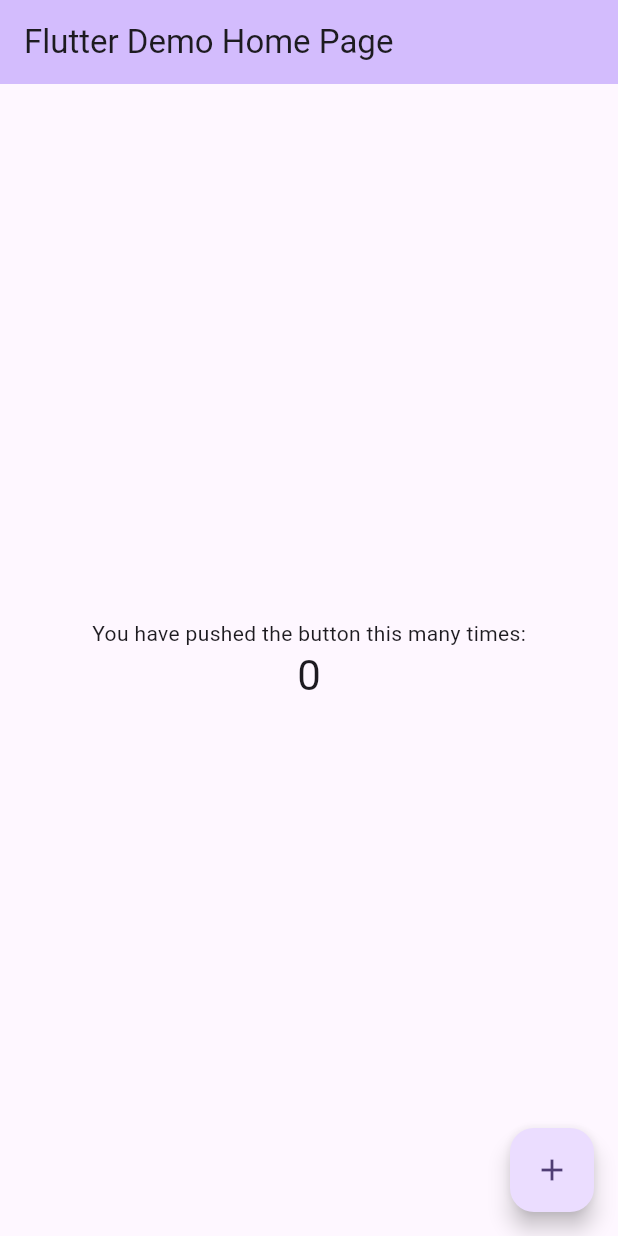
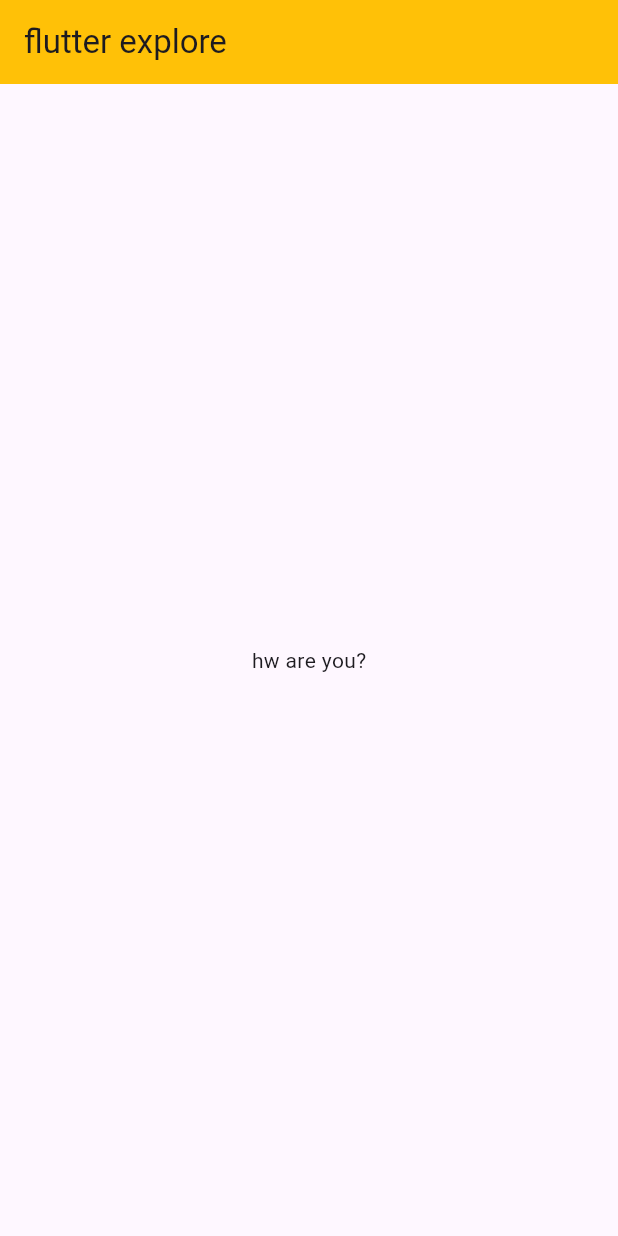
Before and after one commit to rifathosenofficial2023/flutter_explore, a Flutter app: the screen it shows after launch, on a phone screen of 412 x 824 dp. Run offline on Flutter 3.47's test engine with Material 3 defaults, Android fonts, the phone set to English and light mode, and no system bars.

Commit message:
appber and text widget added

```diff
--- a/lib/main.dart
+++ b/lib/main.dart
@@ -11,112 +11,30 @@
   @override
   Widget build(BuildContext context) {
     return MaterialApp(
-      title: 'Flutter Demo',
+      debugShowCheckedModeBanner: false,
+      title: 'Flutter Day o1',
       theme: ThemeData(
-        // This is the theme of your application.
-        //
-        // TRY THIS: Try running your application with "flutter run". You'll see
-        // the application has a purple toolbar. Then, without quitting the app,
-        // try changing the seedColor in the colorScheme below to Colors.green
-        // and then invoke "hot reload" (save your changes or press the "hot
-        // reload" button in a Flutter-supported IDE, or press "r" if you used
-        // the command line to start the app).
-        //
-        // Notice that the counter didn't reset back to zero; the application
-        // state is not lost during the reload. To reset the state, use hot
-        // restart instead.
-        //
-        // This works for code too, not just values: Most code changes can be
-        // tested with just a hot reload.
         colorScheme: ColorScheme.fromSeed(seedColor: Colors.deepPurple),
       ),
-      home: const MyHomePage(title: 'Flutter Demo Home Page'),
+      home: MyHomePage(),
     );
   }
 }
 
-class MyHomePage extends StatefulWidget {
-  const MyHomePage({super.key, required this.title});
-
-  // This widget is the home page of your application. It is stateful, meaning
-  // that it has a State object (defined below) that contains fields that affect
-  // how it looks.
-
-  // This class is the configuration for the state. It holds the values (in this
-  // case the title) provided by the parent (in this case the App widget) and
-  // used by the build method of the State. Fields in a Widget subclass are
-  // always marked "final".
-
-  final String title;
-
-  @override
-  State<MyHomePage> createState() => _MyHomePageState();
-}
-
-class _MyHomePageState extends State<MyHomePage> {
-  int _counter = 0;
-
-  void _incrementCounter() {
-    setState(() {
-      // This call to setState tells the Flutter framework that something has
-      // changed in this State, which causes it to rerun the build method below
-      // so that the display can reflect the updated values. If we changed
-      // _counter without calling setState(), then the build method would not be
-      // called again, and so nothing would appear to happen.
-      _counter++;
-    });
-  }
+class MyHomePage extends StatelessWidget {
+  const MyHomePage({super.key});
 
   @override
   Widget build(BuildContext context) {
-    // This method is rerun every time setState is called, for instance as done
-    // by the _incrementCounter method above.
-    //
-    // The Flutter framework has been optimized to make rerunning build methods
-    // fast, so that you can just rebuild anything that needs updating rather
-    // than having to individually change instances of widgets.
     return Scaffold(
       appBar: AppBar(
-        // TRY THIS: Try changing the color here to a specific color (to
-        // Colors.amber, perhaps?) and trigger a hot reload to see the AppBar
-        // change color while the other colors stay the same.
-        backgroundColor: Theme.of(context).colorScheme.inversePrimary,
-        // Here we take the value from the MyHomePage object that was created by
-        // the App.build method, and use it to set our appbar title.
-        title: Text(widget.title),
+        backgroundColor: Colors.amber,
+        title: const Text("flutter explore"),
+
       ),
       body: Center(
-        // Center is a layout widget. It takes a single child and positions it
-        // in the middle of the parent.
-        child: Column(
-          // Column is also a layout widget. It takes a list of children and
-          // arranges them vertically. By default, it sizes itself to fit its
-          // children horizontally, and tries to be as tall as its parent.
-          //
-          // Column has various properties to control how it sizes itself and
-          // how it positions its children. Here we use mainAxisAlignment to
-          // center the children vertically; the main axis here is the vertical
-          // axis because Columns are vertical (the cross axis would be
-          // horizontal).
-          //
-          // TRY THIS: Invoke "debug painting" (choose the "Toggle Debug Paint"
-          // action in the IDE, or press "p" in the console), to see the
-          // wireframe for each widget.
-          mainAxisAlignment: MainAxisAlignment.center,
-          children: <Widget>[
-            const Text('You have pushed the button this many times:'),
-            Text(
-              '$_counter',
-              style: Theme.of(context).textTheme.headlineMedium,
-            ),
-          ],
-        ),
+        child: Text("hw are you?"),
       ),
-      floatingActionButton: FloatingActionButton(
-        onPressed: _incrementCounter,
-        tooltip: 'Increment',
-        child: const Icon(Icons.add),
-      ), // This trailing comma makes auto-formatting nicer for build methods.
     );
   }
 }
```
